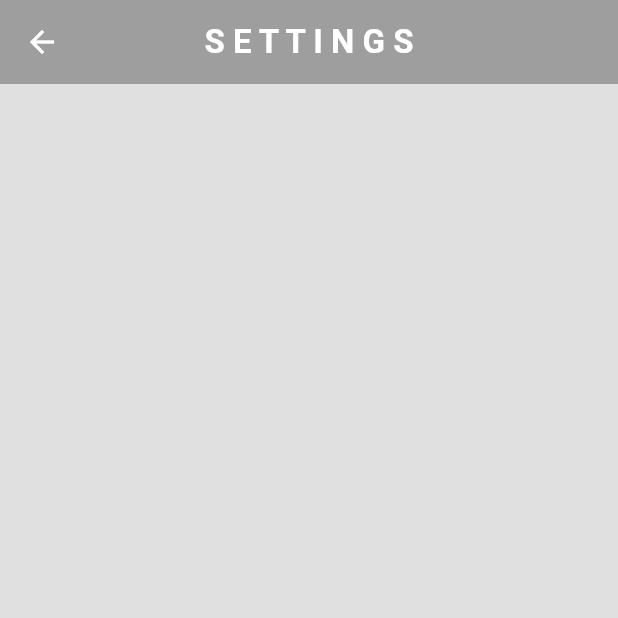
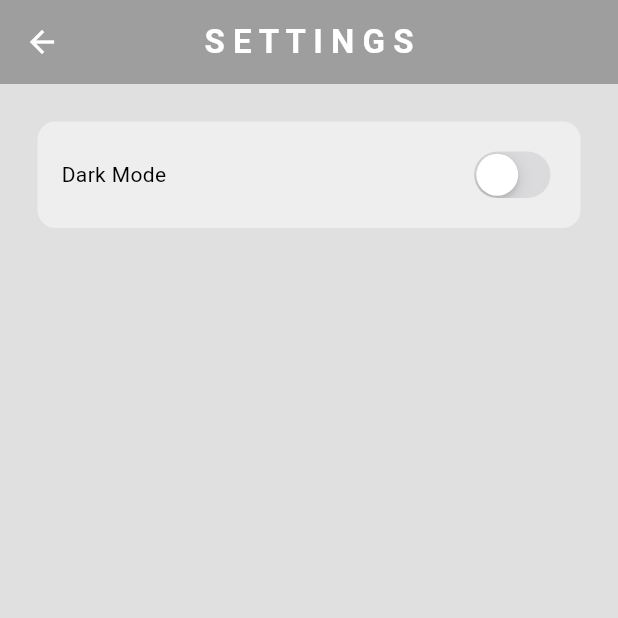
Before and after one commit to anazhtz/hellochat, a Flutter app: the SettingsPage screen opened directly, on a phone screen of 412 x 824 dp, the top half of it. Run offline on Flutter 3.47's test engine with Material 3 defaults, Android fonts, the phone set to English and light mode, and no system bars; our stand-ins replace cloud_firestore, firebase_auth, firebase_core, get; accounts and stored records are empty.

Commit message:
dark mode function done, light,dark

```diff
--- /dev/null
+++ b/lib/theme/dark_mode.dart
@@ -0,0 +1,10 @@
+import 'package:flutter/material.dart';
+
+ThemeData darkMode = ThemeData(
+    colorScheme: ColorScheme.dark(
+      surface: Colors.grey.shade900,
+      primary: Colors.grey.shade600,
+      secondary: Colors.grey.shade700,
+      tertiary: Colors.grey.shade800,
+      inversePrimary: Colors.grey.shade300,
+    ));
--- /dev/null
+++ b/lib/theme/theme_provider.dart
@@ -0,0 +1,22 @@
+import 'package:flutter/material.dart';
+import 'package:hellochat/theme/dark_mode.dart';
+import 'package:hellochat/theme/light_mode.dart';
+
+class ThemeProvider extends ChangeNotifier {
+  ThemeData _themeData = lightMode;
+  ThemeData get themeData => _themeData;
+  bool get isDarkMode => _themeData == darkMode;
+
+  set themeData(ThemeData themeData) {
+    _themeData = themeData;
+    notifyListeners();
+  }
+
+  void toggleTheme() {
+    if (_themeData == lightMode) {
+      themeData = darkMode;
+    } else {
+      themeData = lightMode;
+    }
+  }
+}
--- a/lib/view/settings_page.dart
+++ b/lib/view/settings_page.dart
@@ -1,4 +1,7 @@
+import 'package:flutter/cupertino.dart';
 import 'package:flutter/material.dart';
+import 'package:hellochat/theme/theme_provider.dart';
+import 'package:provider/provider.dart';
 
 class SettingsPage extends StatelessWidget {
   const SettingsPage({super.key});
@@ -13,6 +16,27 @@
           style: TextStyle(color: Colors.white, fontWeight: FontWeight.bold),
         ),
       ),
+      body: Container(
+        decoration: BoxDecoration(
+          color: Theme.of(context).colorScheme.secondary,
+          borderRadius: BorderRadius.circular(12),
+        ),
+        margin: const EdgeInsets.all(25),
+        padding: const EdgeInsets.all(16),
+        child: Row(
+          mainAxisAlignment: MainAxisAlignment.spaceBetween,
+          children: [
+            // Dark mode
+            const Text("Dark Mode"),
+            CupertinoSwitch(
+              value: Provider.of<ThemeProvider>(context).isDarkMode,
+              onChanged: (value) {
+                Provider.of<ThemeProvider>(context, listen: false).toggleTheme();
+              },
+            ),
+          ],
+        ),
+      ),
     );
   }
 }
--- a/pubspec.yaml
+++ b/pubspec.yaml
@@ -40,6 +40,7 @@
   cloud_firestore: ^5.1.0
   firebase_storage: ^12.1.1
   get: ^4.6.6
+  provider: ^6.1.2
 
 dev_dependencies:
   flutter_test:
```
Also changed, not shown: lib/components/chat_square.dart (added, +24 -0 lines), lib/main.dart (+9 -3 lines), lib/view/chat_page.dart (+11 -4 lines), pubspec.lock.
